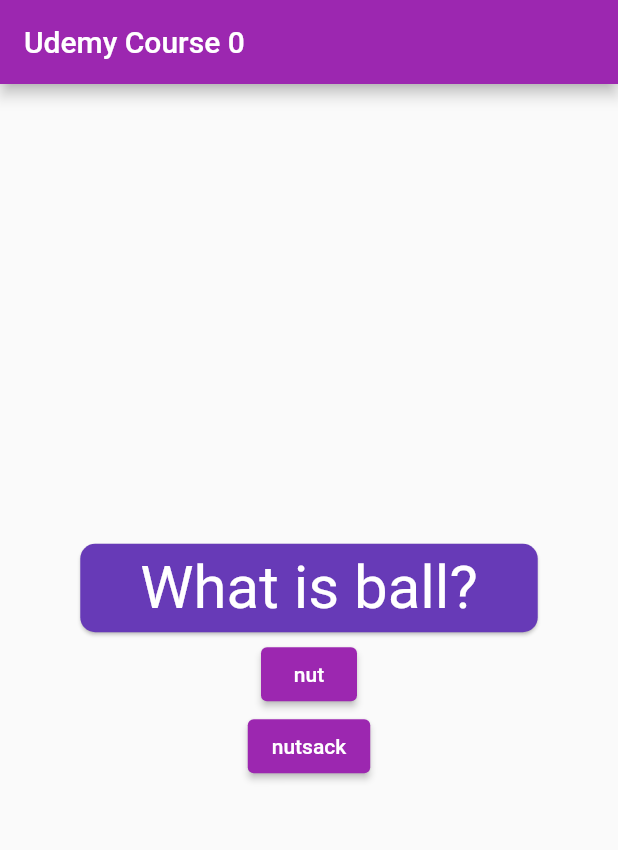
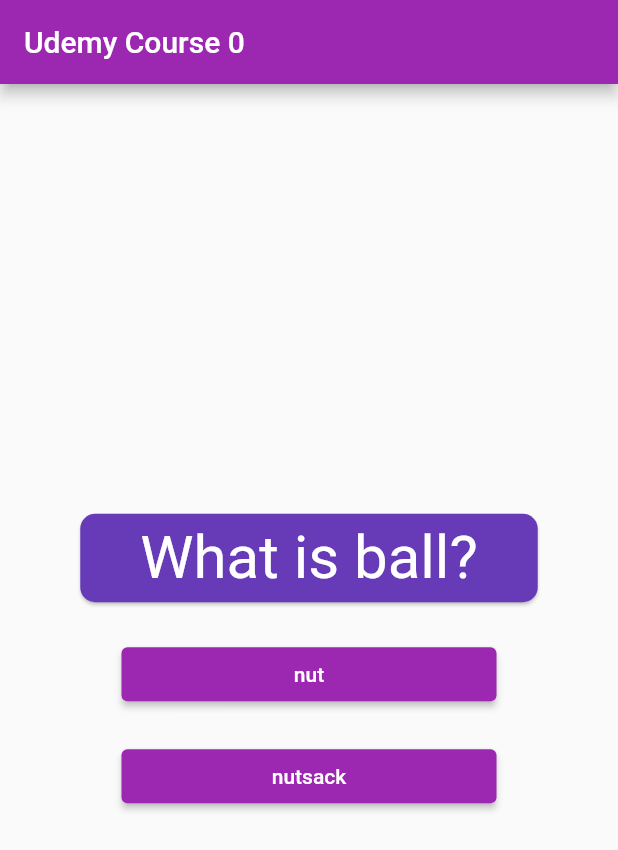
Before and after one commit to NyllRE/flutter_mastering, a Flutter app: the screen it shows after launch, after a tap on "Udemy Course App", on a phone screen of 412 x 824 dp. Shown: the top 850 px of the screen. Run offline on Flutter 3.47's test engine with Material 2 defaults, Android fonts, the phone set to English and light mode, and no system bars.

Commit message:
Quiz Retry Functionality

```diff
--- a/analysis_options.yaml
+++ b/analysis_options.yaml
@@ -25,6 +25,6 @@ linter:
     # avoid_print: false  # Uncomment to disable the `avoid_print` rule
     prefer_single_quotes: true  # Uncomment to enable the `prefer_single_quotes` rule
     prefer_const_constructors: false
-
+    sort_child_properties_last: false
 # Additional information about this file can be found at
 # https://dart.dev/guides/language/analysis-options
--- a/lib/udemy_course/the_quiz/answer.dart
+++ b/lib/udemy_course/the_quiz/answer.dart
@@ -12,9 +12,18 @@ class Answer extends StatelessWidget {
 
   @override
   Widget build(BuildContext context) {
-    return ElevatedButton(
-      onPressed: selectHandler,
-      child: Text(answerText),
+    return Container(
+      margin: EdgeInsets.fromLTRB(0, 20, 0, 0),
+      child: ElevatedButton(
+        child: Text(answerText),
+        onPressed: selectHandler,
+        style: ElevatedButton.styleFrom(
+          fixedSize: const Size(
+            250,
+            30,
+          ),
+        ),
+      ),
     );
   }
 }
--- a/lib/udemy_course/udemy_course_app.dart
+++ b/lib/udemy_course/udemy_course_app.dart
@@ -66,6 +66,11 @@ class _RootPageState extends State<RootPage> {
     });
   }
 
+  void _resetQ() => setState(() {
+        _totalScore = 0;
+        qIdx = 0;
+      });
+
   @override
   Widget build(BuildContext context) {
     return Scaffold(
@@ -74,7 +79,7 @@ class _RootPageState extends State<RootPage> {
       ),
       body: qIdx < questions.length
           ? Quiz(questions: questions, next: nextQ, qIdx: qIdx)
-          : Result(total: _totalScore),
+          : Result(total: _totalScore, reset: _resetQ),
     );
   }
 }
```
Also changed, not shown: lib/udemy_course/the_quiz/result.dart (+18 -4 lines).
